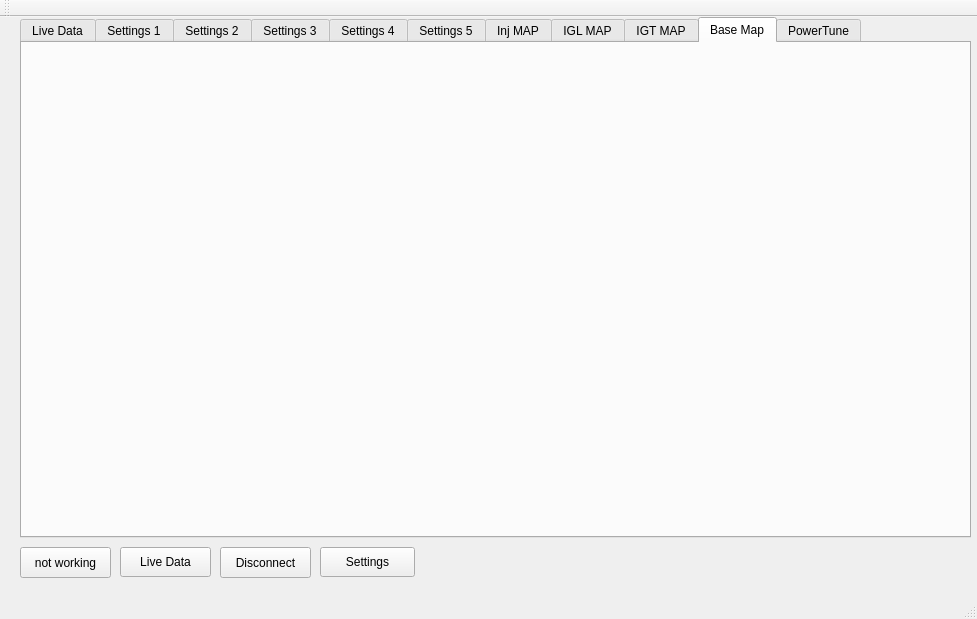
This is mainwindow.ui in BastianGschrey/PowerTune as Qt 5 draws it before an edit. The edited form follows.
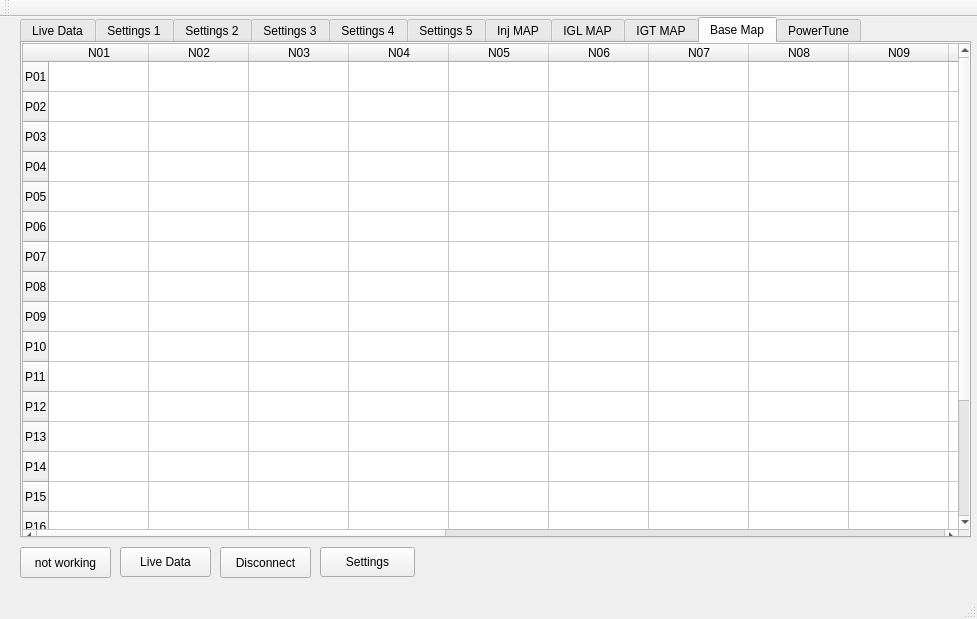
This is the edited form. The open tabs and pages were chosen to show the change.

Commit message: other table approch with widget

Diff of the .ui file:
```diff
--- a/mainwindow.ui
+++ b/mainwindow.ui
@@ -2199,6 +2199,222 @@
      <attribute name="title">
       <string>Base Map</string>
      </attribute>
+     <widget class="QTableWidget" name="tableFuelBase">
+      <property name="geometry">
+       <rect>
+        <x>0</x>
+        <y>0</y>
+        <width>951</width>
+        <height>501</height>
+       </rect>
+      </property>
+      <attribute name="horizontalHeaderCascadingSectionResizes">
+       <bool>false</bool>
+      </attribute>
+      <attribute name="verticalHeaderStretchLastSection">
+       <bool>false</bool>
+      </attribute>
+      <row>
+       <property name="text">
+        <string>P01</string>
+       </property>
+      </row>
+      <row>
+       <property name="text">
+        <string>P02</string>
+       </property>
+      </row>
+      <row>
+       <property name="text">
+        <string>P03</string>
+       </property>
+      </row>
+      <row>
+       <property name="text">
+        <string>P04</string>
+       </property>
+      </row>
+      <row>
+       <property name="text">
+        <string>P05</string>
+       </property>
+      </row>
+      <row>
+       <property name="text">
+        <string>P06</string>
+       </property>
+      </row>
+      <row>
+       <property name="text">
+        <string>P07</string>
+       </property>
+      </row>
+      <row>
+       <property name="text">
+        <string>P08</string>
+       </property>
+      </row>
+      <row>
+       <property name="text">
+        <string>P09</string>
+       </property>
+      </row>
+      <row>
+       <property name="text">
+        <string>P10</string>
+       </property>
+      </row>
+      <row>
+       <property name="text">
+        <string>P11</string>
+       </property>
+      </row>
+      <row>
+       <property name="text">
+        <string>P12</string>
+       </property>
+      </row>
+      <row>
+       <property name="text">
+        <string>P13</string>
+       </property>
+      </row>
+      <row>
+       <property name="text">
+        <string>P14</string>
+       </property>
+      </row>
+      <row>
+       <property name="text">
+        <string>P15</string>
+       </property>
+      </row>
+      <row>
+       <property name="text">
+        <string>P16</string>
+       </property>
+      </row>
+      <row>
+       <property name="text">
+        <string>P17</string>
+       </property>
+      </row>
+      <row>
+       <property name="text">
+        <string>P18</string>
+       </property>
+      </row>
+      <row>
+       <property name="text">
+        <string>P19</string>
+       </property>
+      </row>
+      <row>
+       <property name="text">
+        <string>P20</string>
+       </property>
+      </row>
+      <column>
+       <property name="text">
+        <string>N01</string>
+       </property>
+      </column>
+      <column>
+       <property name="text">
+        <string>N02</string>
+       </property>
+      </column>
+      <column>
+       <property name="text">
+        <string>N03</string>
+       </property>
+      </column>
+      <column>
+       <property name="text">
+        <string>N04</string>
+       </property>
+      </column>
+      <column>
+       <property name="text">
+        <string>N05</string>
+       </property>
+      </column>
+      <column>
+       <property name="text">
+        <string>N06</string>
+       </property>
+      </column>
+      <column>
+       <property name="text">
+        <string>N07</string>
+       </property>
+      </column>
+      <column>
+       <property name="text">
+        <string>N08</string>
+       </property>
+      </column>
+      <column>
+       <property name="text">
+        <string>N09</string>
+       </property>
+      </column>
+      <column>
+       <property name="text">
+        <string>N10</string>
+       </property>
+      </column>
+      <column>
+       <property name="text">
+        <string>N11</string>
+       </property>
+      </column>
+      <column>
+       <property name="text">
+        <string>N12</string>
+       </property>
+      </column>
+      <column>
+       <property name="text">
+        <string>N13</string>
+       </property>
+      </column>
+      <column>
+       <property name="text">
+        <string>N14</string>
+       </property>
+      </column>
+      <column>
+       <property name="text">
+        <string>N15</string>
+       </property>
+      </column>
+      <column>
+       <property name="text">
+        <string>N16</string>
+       </property>
+      </column>
+      <column>
+       <property name="text">
+        <string>N17</string>
+       </property>
+      </column>
+      <column>
+       <property name="text">
+        <string>N18</string>
+       </property>
+      </column>
+      <column>
+       <property name="text">
+        <string>N19</string>
+       </property>
+      </column>
+      <column>
+       <property name="text">
+        <string>N20</string>
+       </property>
+      </column>
+     </widget>
     </widget>
     <widget class="QWidget" name="tab_3">
      <attribute name="title">
```
Left out of the diff: 4 changed lines with no effect on the pictures. The commit also changes 4 other files.
